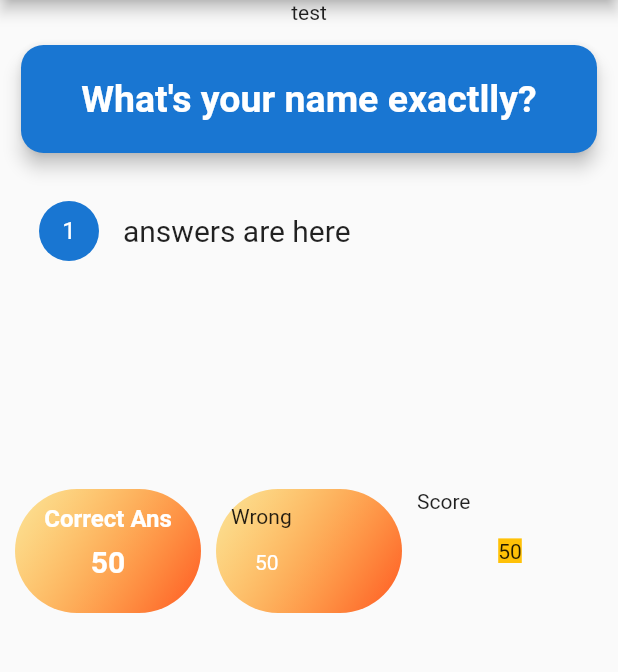
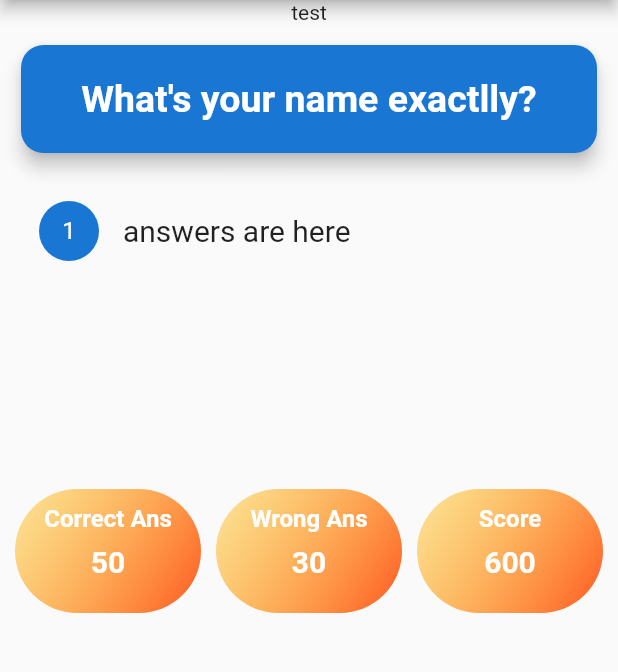
Before and after one commit to mahdiyarz/quizApp, a Flutter app: the screen it shows after launch, on a phone screen of 412 x 824 dp, the part 84-756 px from its top. Run offline on Flutter 3.47's test engine with Material 2 defaults, Android fonts, the phone set to English and light mode, and no system bars.

Commit message:
compelete style score board page

```diff
--- a/lib/widgets/score_board.dart
+++ b/lib/widgets/score_board.dart
@@ -55,37 +55,23 @@ class ScoreBoard extends StatelessWidget {
       padding: EdgeInsets.all(10),
       children: [
         _biuldContainer(
-          _biuldGridTile('Correct Ans', '50') as Widget,
+          _biuldGridTile(
+            'Correct Ans',
+            '50',
+          ) as Widget,
         ) as Widget,
-        Container(
-          decoration: BoxDecoration(
-            gradient: LinearGradient(
-              colors: [
-                Colors.amber.withOpacity(0.4),
-                Colors.deepOrange,
-              ],
-              begin: Alignment.topLeft,
-              end: Alignment.bottomRight,
-            ),
-            borderRadius: BorderRadius.circular(50),
-          ),
-          padding: const EdgeInsets.all(10),
-          child: GridTile(
-            child: Text('Wrong'),
-            footer: GridTileBar(
-              title: Text('50'),
-            ),
-          ),
-        ),
-        GridTile(
-          header: Text('Score'),
-          child: Center(
-            child: Text(
-              '50',
-              style: TextStyle(backgroundColor: Colors.amber),
-            ),
-          ),
-        ),
+        _biuldContainer(
+          _biuldGridTile(
+            'Wrong Ans',
+            '30',
+          ) as Widget,
+        ) as Widget,
+        _biuldContainer(
+          _biuldGridTile(
+            'Score',
+            '600',
+          ) as Widget,
+        ) as Widget,
       ],
     );
   }
```
